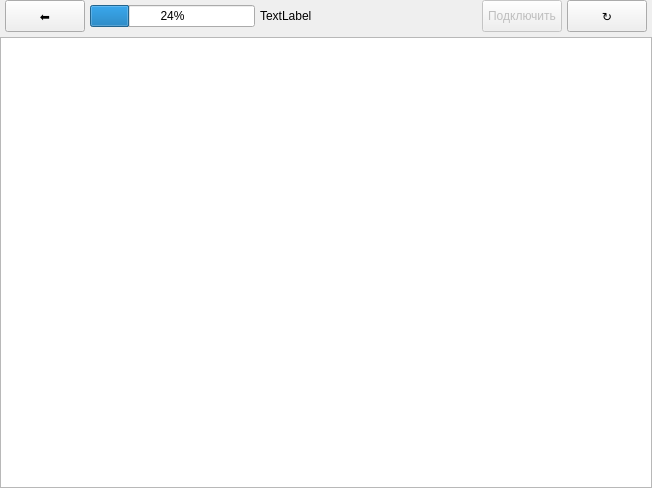
Above: app/mainwindow.ui from cliffanet/xdeya-altimeter before the change. Below: the same form after it.
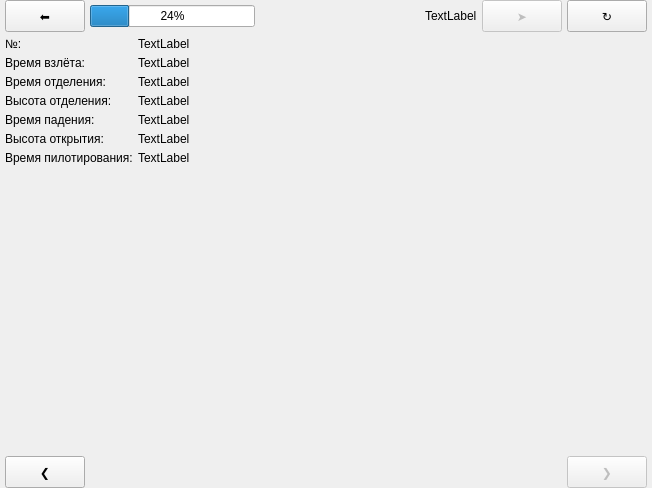
That is the form after the change. The open tabs and pages were chosen to show the change.

Diff of the .ui file:
```diff
--- a/app/mainwindow.ui
+++ b/app/mainwindow.ui
@@ -58,13 +58,6 @@
         </property>
        </widget>
       </item>
-      <item>
-       <widget class="QLabel" name="labState">
-        <property name="text">
-         <string>TextLabel</string>
-        </property>
-       </widget>
-      </item>
       <item>
        <spacer name="horizontalSpacer_2">
         <property name="orientation">
@@ -79,7 +72,14 @@
        </spacer>
       </item>
       <item>
-       <widget class="QPushButton" name="btnConnect">
+       <widget class="QLabel" name="labState">
+        <property name="text">
+         <string>TextLabel</string>
+        </property>
+       </widget>
+      </item>
+      <item>
+       <widget class="QPushButton" name="btnView">
         <property name="enabled">
          <bool>false</bool>
         </property>
@@ -90,7 +90,7 @@
          </size>
         </property>
         <property name="text">
-         <string>Подключить</string>
+         <string>➤</string>
         </property>
        </widget>
       </item>
@@ -220,6 +220,219 @@
         </item>
        </layout>
       </widget>
+      <widget class="QWidget" name="pageJmpView">
+       <layout class="QVBoxLayout" name="verticalLayout_3">
+        <property name="spacing">
+         <number>5</number>
+        </property>
+        <property name="leftMargin">
+         <number>0</number>
+        </property>
+        <property name="topMargin">
+         <number>0</number>
+        </property>
+        <property name="rightMargin">
+         <number>0</number>
+        </property>
+        <property name="bottomMargin">
+         <number>0</number>
+        </property>
+        <item>
+         <layout class="QFormLayout" name="formLayout">
+          <property name="leftMargin">
+           <number>5</number>
+          </property>
+          <property name="rightMargin">
+           <number>5</number>
+          </property>
+          <item row="0" column="0">
+           <widget class="QLabel" name="ltJmpNumber">
+            <property name="text">
+             <string>№:</string>
+            </property>
+           </widget>
+          </item>
+          <item row="1" column="0">
+           <widget class="QLabel" name="ltJmpDTTakeoff">
+            <property name="text">
+             <string>Время взлёта:</string>
+            </property>
+           </widget>
+          </item>
+          <item row="2" column="0">
+           <widget class="QLabel" name="ltJmpDTBeg">
+            <property name="text">
+             <string>Время отделения:</string>
+            </property>
+           </widget>
+          </item>
+          <item row="3" column="0">
+           <widget class="QLabel" name="ltJmpAltBegin">
+            <property name="text">
+             <string>Высота отделения:</string>
+            </property>
+           </widget>
+          </item>
+          <item row="4" column="0">
+           <widget class="QLabel" name="ltJmpTimeFF">
+            <property name="text">
+             <string>Время падения:</string>
+            </property>
+           </widget>
+          </item>
+          <item row="5" column="0">
+           <widget class="QLabel" name="ltJmpAltCnp">
+            <property name="text">
+             <string>Высота открытия:</string>
+            </property>
+           </widget>
+          </item>
+          <item row="6" column="0">
+           <widget class="QLabel" name="ltJmpTimeCnp">
+            <property name="text">
+             <string>Время пилотирования:</string>
+            </property>
+           </widget>
+          </item>
+          <item row="0" column="1">
+           <widget class="QLabel" name="lvJmpNumber">
+            <property name="text">
+             <string>TextLabel</string>
+            </property>
+            <property name="textInteractionFlags">
+             <set>Qt::LinksAccessibleByKeyboard|Qt::LinksAccessibleByMouse|Qt::TextBrowserInteraction|Qt::TextSelectableByKeyboard|Qt::TextSelectableByMouse</set>
+            </property>
+           </widget>
+          </item>
+          <item row="1" column="1">
+           <widget class="QLabel" name="lvJmpDTTakeoff">
+            <property name="text">
+             <string>TextLabel</string>
+            </property>
+            <property name="textInteractionFlags">
+             <set>Qt::LinksAccessibleByKeyboard|Qt::LinksAccessibleByMouse|Qt::TextBrowserInteraction|Qt::TextSelectableByKeyboard|Qt::TextSelectableByMouse</set>
+            </property>
+           </widget>
+          </item>
+          <item row="2" column="1">
+           <widget class="QLabel" name="lvJmpDTBegin">
+            <property name="text">
+             <string>TextLabel</string>
+            </property>
+            <property name="textInteractionFlags">
+             <set>Qt::LinksAccessibleByKeyboard|Qt::LinksAccessibleByMouse|Qt::TextBrowserInteraction|Qt::TextSelectableByKeyboard|Qt::TextSelectableByMouse</set>
+            </property>
+           </widget>
+          </item>
+          <item row="3" column="1">
+           <widget class="QLabel" name="lvJmpAltBegin">
+            <property name="text">
+             <string>TextLabel</string>
+            </property>
+            <property name="textInteractionFlags">
+             <set>Qt::LinksAccessibleByKeyboard|Qt::LinksAccessibleByMouse|Qt::TextBrowserInteraction|Qt::TextSelectableByKeyboard|Qt::TextSelectableByMouse</set>
+            </property>
+           </widget>
+          </item>
+          <item row="4" column="1">
+           <widget class="QLabel" name="lvJmpTimeFF">
+            <property name="text">
+             <string>TextLabel</string>
+            </property>
+            <property name="textInteractionFlags">
+             <set>Qt::LinksAccessibleByKeyboard|Qt::LinksAccessibleByMouse|Qt::TextBrowserInteraction|Qt::TextSelectableByKeyboard|Qt::TextSelectableByMouse</set>
+            </property>
+           </widget>
+          </item>
+          <item row="5" column="1">
+           <widget class="QLabel" name="lvJmpAltCnp">
+            <property name="text">
+             <string>TextLabel</string>
+            </property>
+            <property name="textInteractionFlags">
+             <set>Qt::LinksAccessibleByKeyboard|Qt::LinksAccessibleByMouse|Qt::TextBrowserInteraction|Qt::TextSelectableByKeyboard|Qt::TextSelectableByMouse</set>
+            </property>
+           </widget>
+          </item>
+          <item row="6" column="1">
+           <widget class="QLabel" name="lvJmpTimeCnp">
+            <property name="text">
+             <string>TextLabel</string>
+            </property>
+            <property name="textInteractionFlags">
+             <set>Qt::LinksAccessibleByKeyboard|Qt::LinksAccessibleByMouse|Qt::TextBrowserInteraction|Qt::TextSelectableByKeyboard|Qt::TextSelectableByMouse</set>
+            </property>
+           </widget>
+          </item>
+         </layout>
+        </item>
+        <item>
+         <spacer name="verticalSpacer">
+          <property name="orientation">
+           <enum>Qt::Vertical</enum>
+          </property>
+          <property name="sizeHint" stdset="0">
+           <size>
+            <width>20</width>
+            <height>40</height>
+           </size>
+          </property>
+         </spacer>
+        </item>
+        <item>
+         <layout class="QHBoxLayout" name="horizontalLayout">
+          <property name="leftMargin">
+           <number>5</number>
+          </property>
+          <property name="rightMargin">
+           <number>5</number>
+          </property>
+          <item>
+           <widget class="QPushButton" name="btnJmpPrev">
+            <property name="minimumSize">
+             <size>
+              <width>0</width>
+              <height>32</height>
+             </size>
+            </property>
+            <property name="text">
+             <string>❮</string>
+            </property>
+           </widget>
+          </item>
+          <item>
+           <spacer name="horizontalSpacer">
+            <property name="orientation">
+             <enum>Qt::Horizontal</enum>
+            </property>
+            <property name="sizeHint" stdset="0">
+             <size>
+              <width>40</width>
+              <height>20</height>
+             </size>
+            </property>
+           </spacer>
+          </item>
+          <item>
+           <widget class="QPushButton" name="btnJmpNext">
+            <property name="enabled">
+             <bool>false</bool>
+            </property>
+            <property name="minimumSize">
+             <size>
+              <width>0</width>
+              <height>32</height>
+             </size>
+            </property>
+            <property name="text">
+             <string>❯</string>
+            </property>
+           </widget>
+          </item>
+         </layout>
+        </item>
+       </layout>
+      </widget>
      </widget>
     </item>
    </layout>
```
